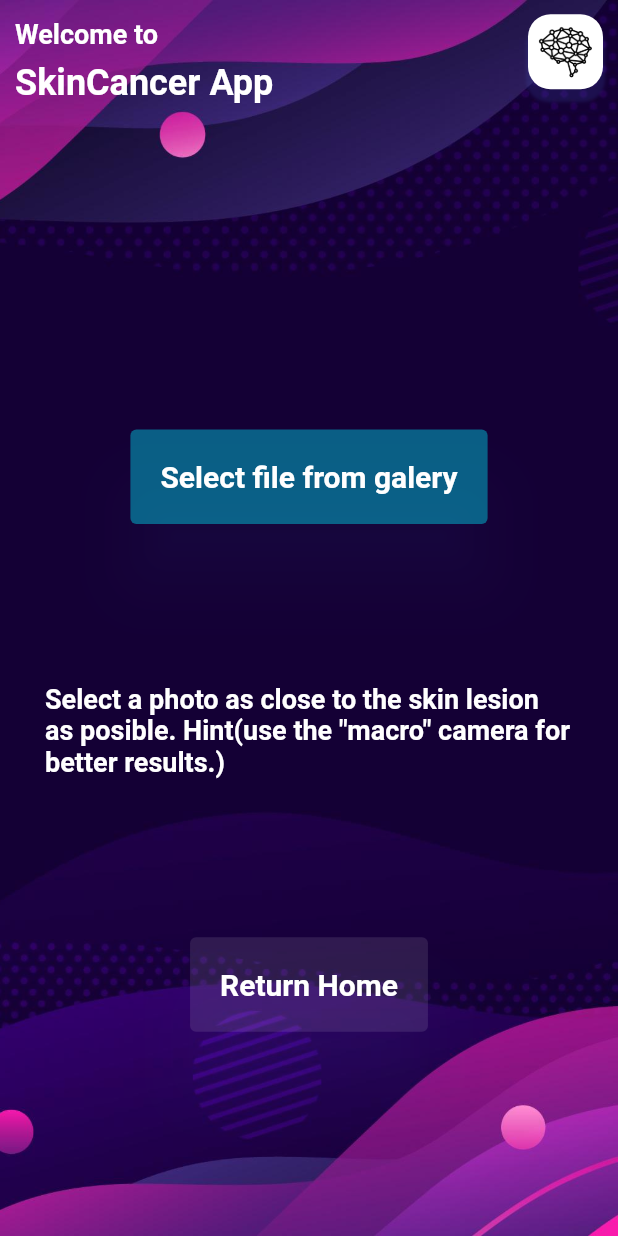
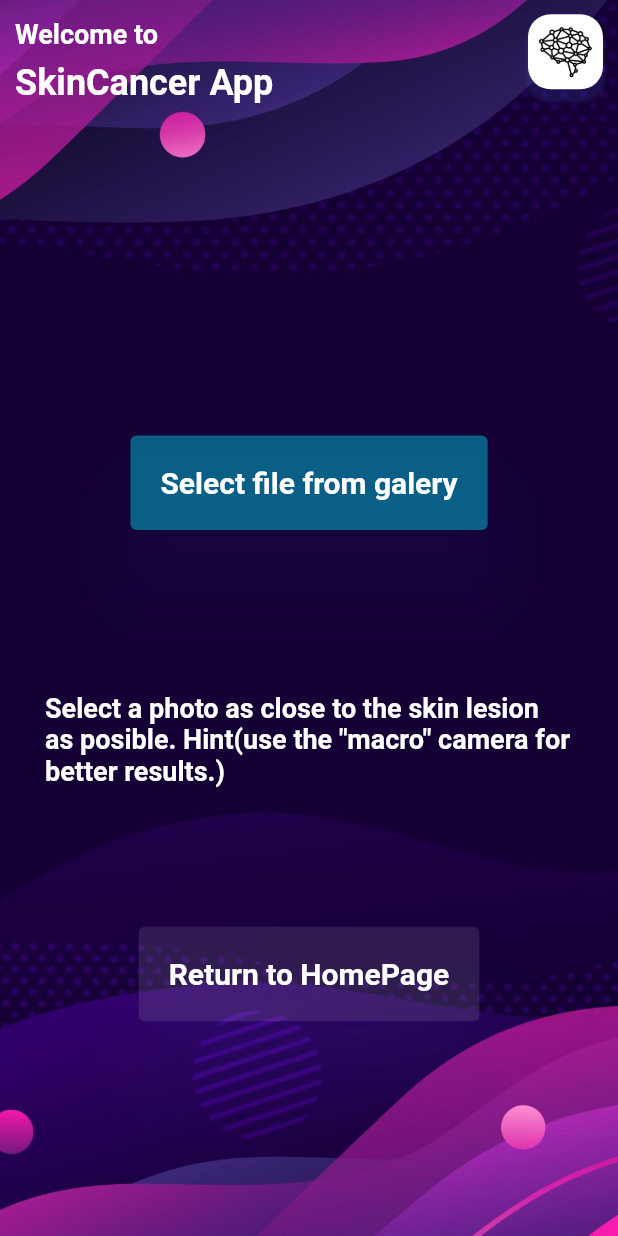
Before and after one commit to jafetsierra/skin_cancer_mobile_app, a Flutter app: the AboutPage screen opened by its route, after a tap on "Make a diagnosis", on a phone screen of 412 x 824 dp. Run offline on Flutter 3.47's test engine with Material 2 defaults, Android fonts, the phone set to English and light mode, and no system bars; our stand-ins replace file_picker, flutter_spinkit.

Commit message:
new page for results added and a few changes in other pages

```diff
--- a/lib/main.dart
+++ b/lib/main.dart
@@ -2,6 +2,7 @@ import 'package:skin_cancer_app/pages/about.dart';
 import 'package:skin_cancer_app/pages/home.dart';
 import 'package:flutter/material.dart';
 import 'package:skin_cancer_app/pages/prediction.dart';
+import 'package:skin_cancer_app/pages/resultPage.dart';
 
 
 void main() {
@@ -23,6 +24,7 @@ class MyApp extends StatelessWidget {
         '/': (context) => HomePage(primaryColor: primaryColor,secondaryColor: secondaryColor,auxColor: auxColor,textColor: textColor,),
         '/prediction':(context) => Prediction(primaryColor: primaryColor,secondaryColor: secondaryColor,auxColor: auxColor,textColor: textColor,),
         '/about':(context) => AboutPage(primaryColor: primaryColor, secondaryColor: secondaryColor, auxColor: auxColor, textColor: textColor),
+        '/result':((context) => ResultPage(primaryColor: primaryColor, secondaryColor: secondaryColor, auxColor: auxColor, textColor: textColor))
       },
       debugShowCheckedModeBanner: false,
     );
--- a/lib/pages/about.dart
+++ b/lib/pages/about.dart
@@ -1,6 +1,8 @@
 import 'package:skin_cancer_app/utils/appbar.dart';
+import 'package:skin_cancer_app/utils/goDiagnosisPage.dart';
 import 'package:skin_cancer_app/utils/listcat.dart';
 import 'package:flutter/material.dart';
+import 'package:skin_cancer_app/utils/goHomePage.dart';
 
 
 class AboutPage extends StatefulWidget {
@@ -79,38 +81,10 @@ class _AboutPageState extends State<AboutPage> {
                 ),
               ),
 
+              ///---------diagnosis page
+              GoDiagnosisPage(primaryColor: widget.primaryColor, secondaryColor: widget.secondaryColor, auxColor: widget.auxColor, textColor: widget.textColor),
               ///---------Home page
-              Padding(
-                      padding: const EdgeInsets.all(10.0),
-                      child: TextButton(
-                        style: TextButton.styleFrom(
-                          padding: const EdgeInsets.all(20.0),
-                          primary: widget.textColor,
-                          textStyle: const TextStyle(fontSize: 20,fontWeight: FontWeight.bold),
-                          backgroundColor: widget.secondaryColor,
-                          shadowColor:widget.auxColor,
-                          elevation: 20
-                        ),
-                        onPressed: () => Navigator.pushNamed(context, '/prediction'),
-                        child: const Text('Make a diagnosis'),
-                      ),
-                    ),
-              ///---------Home page
-              Padding(
-                      padding: const EdgeInsets.all(10.0),
-                      child: TextButton(
-                        style: TextButton.styleFrom(
-                          padding: const EdgeInsets.all(20.0),
-                          primary: widget.textColor,
-                          textStyle: const TextStyle(fontSize: 20,fontWeight: FontWeight.bold),
-                          backgroundColor: widget.primaryColor,
-                          shadowColor:widget.auxColor,
-                          elevation: 20
-                        ),
-                        onPressed: () => Navigator.pushNamed(context, '/'),
-                        child: const Text('Return to HomePage'),
-                      ),
-                    ),
+              GoHomePage(primaryColor: widget.primaryColor, secondaryColor: widget.secondaryColor, auxColor: widget.auxColor, textColor: widget.textColor)
             ],
           ),
         ),
--- a/lib/pages/prediction.dart
+++ b/lib/pages/prediction.dart
@@ -1,11 +1,13 @@
 import 'dart:convert';
 import 'package:file_picker/file_picker.dart';
 import 'package:flutter/material.dart';
+import 'package:skin_cancer_app/pages/resultPage.dart';
 import 'package:skin_cancer_app/utils/appbar.dart';
 import 'dart:io';
 import 'package:skin_cancer_app/utils/diagnose.dart';
+import 'package:skin_cancer_app/utils/goHomePage.dart';
 import 'package:skin_cancer_app/utils/result.dart';
-
+import 'package:flutter_spinkit/flutter_spinkit.dart';
 
 class Prediction extends StatefulWidget {
   final Color primaryColor ;
@@ -28,6 +30,20 @@ class Prediction extends StatefulWidget {
 class _PredictionState extends State<Prediction> {
 
   ///file variable
+  final spinkit = SpinKitFadingCircle(
+    //color: Colors.white,
+    size: 60,
+    itemBuilder: (BuildContext context, int index) {
+      return DecoratedBox(
+          decoration: BoxDecoration(
+            color: index.isEven ? Colors.white : Colors.cyan,
+            shape: BoxShape.circle,
+
+          ),
+        );
+      },
+    );
+  bool isLoading = false;
   PlatformFile? pickedFile;
   final String url = "https://skin-cancer-preimg.herokuapp.com/";
 
@@ -77,13 +93,16 @@ class _PredictionState extends State<Prediction> {
                         child: TextButton(
                           style: TextButton.styleFrom(
                             padding: const EdgeInsets.all(20.0),
-                            primary: Colors.black,
+                            primary: widget.textColor,
                             textStyle: const TextStyle(fontSize: 20,fontWeight: FontWeight.bold),
-                            backgroundColor: Colors.white,
-                            shadowColor: Colors.deepPurple.shade400,
+                            backgroundColor: widget.secondaryColor,
+                            shadowColor: widget.auxColor,
                             elevation: 20
                           ),
                           onPressed: () async{
+                            setState(() {
+                              isLoading = true;
+                            });
                             var response = await sendImage(url, pickedFile!.path.toString());
                             if (response.statusCode!=200){
                               showDialog(context: context,
@@ -92,11 +111,21 @@ class _PredictionState extends State<Prediction> {
                             else {
                               var values = json.decode(response.body);
                               values.forEach((k,v) => print(v['prediction'].toString()));
-                              showDialog(context: context,
-                              builder: (BuildContext context) => predictionResult(context, values.toString()));
+                              //go to the response page
+                              Navigator.push(
+                                context,
+                                MaterialPageRoute(builder: (context) => ResultPage(rta: values.toString(), primaryColor: widget.primaryColor, secondaryColor: widget.secondaryColor, auxColor: widget.auxColor, textColor: widget.textColor))
+                              );
+                              //showDialog(context: context,
+                              //builder: (BuildContext context) => predictionResult(context, values.toString()));
                             }
+                            setState(() {
+                              isLoading = false;
+                            });
                           },
-                          child: const Text('Make Diagnosis'),
+                          child: isLoading
+                            ? spinkit
+                            : const Text('Make Diagnosis'),
                         ),
                       )
                     ],
@@ -127,22 +156,8 @@ class _PredictionState extends State<Prediction> {
                     style: TextStyle(color: widget.textColor,fontWeight: FontWeight.bold,fontSize: 18),),
                 ),
               ///return to the home page
-              Padding(
-                        padding: const EdgeInsets.all(25.0),
-                        child: TextButton(
-                          style: TextButton.styleFrom(
-                            padding: const EdgeInsets.all(20.0),
-                            primary: widget.textColor,
-                            textStyle: const TextStyle(fontSize: 20,fontWeight: FontWeight.bold),
-                            backgroundColor: widget.primaryColor,
-                            shadowColor:widget.auxColor,
-                            elevation: 20
-                          ),
-                          onPressed: () => Navigator.pushNamed(context, '/'),
-                          child: const Text('Return Home'),
-                        ),
-                      ),
-              const SizedBox(height: 30,),
+              GoHomePage(primaryColor: widget.primaryColor, secondaryColor: widget.secondaryColor, auxColor: widget.auxColor, textColor: widget.textColor),
+              const SizedBox(height: 50,),
 
             ]
           ),
--- /dev/null
+++ b/lib/utils/goDiagnosisPage.dart
@@ -0,0 +1,35 @@
+import 'package:flutter/material.dart';
+
+class GoDiagnosisPage extends StatelessWidget {
+
+  final Color primaryColor ;
+  final Color secondaryColor ;
+  final Color auxColor;
+  final Color textColor;
+
+  GoDiagnosisPage({
+    required this.primaryColor,
+    required this.secondaryColor,
+    required this.auxColor,
+    required this.textColor,
+  });
+
+  @override
+  Widget build(BuildContext context) {
+    return Padding(
+        padding: const EdgeInsets.all(10.0),
+        child: TextButton(
+          style: TextButton.styleFrom(
+            padding: const EdgeInsets.all(20.0),
+            primary: textColor,
+            textStyle: const TextStyle(fontSize: 20,fontWeight: FontWeight.bold),
+            backgroundColor: secondaryColor,
+            shadowColor: auxColor,
+            elevation: 20
+          ),
+          onPressed: () => Navigator.pushNamed(context, '/prediction'),
+          child: const Text('Make a diagnosis'),
+      ),
+    );
+  }
+}
--- /dev/null
+++ b/lib/utils/goHomePage.dart
@@ -0,0 +1,35 @@
+import 'package:flutter/material.dart';
+
+class GoHomePage extends StatelessWidget {
+
+  final Color primaryColor ;
+  final Color secondaryColor ;
+  final Color auxColor;
+  final Color textColor;
+
+  GoHomePage({
+    required this.primaryColor,
+    required this.secondaryColor,
+    required this.auxColor,
+    required this.textColor,
+  });
+
+  @override
+  Widget build(BuildContext context) {
+    return Padding(
+      padding: const EdgeInsets.all(10.0),
+      child: TextButton(
+        style: TextButton.styleFrom(
+          padding: const EdgeInsets.all(20.0),
+          primary: textColor,
+          textStyle: const TextStyle(fontSize: 20,fontWeight: FontWeight.bold),
+          backgroundColor: primaryColor,
+          shadowColor:auxColor,
+          elevation: 20
+        ),
+        onPressed: () => Navigator.pushNamed(context, '/'),
+        child: const Text('Return to HomePage'),
+      ),
+    );
+  }
+}
```
Also changed, not shown: lib/pages/resultPage.dart (added, +53 -0 lines).
